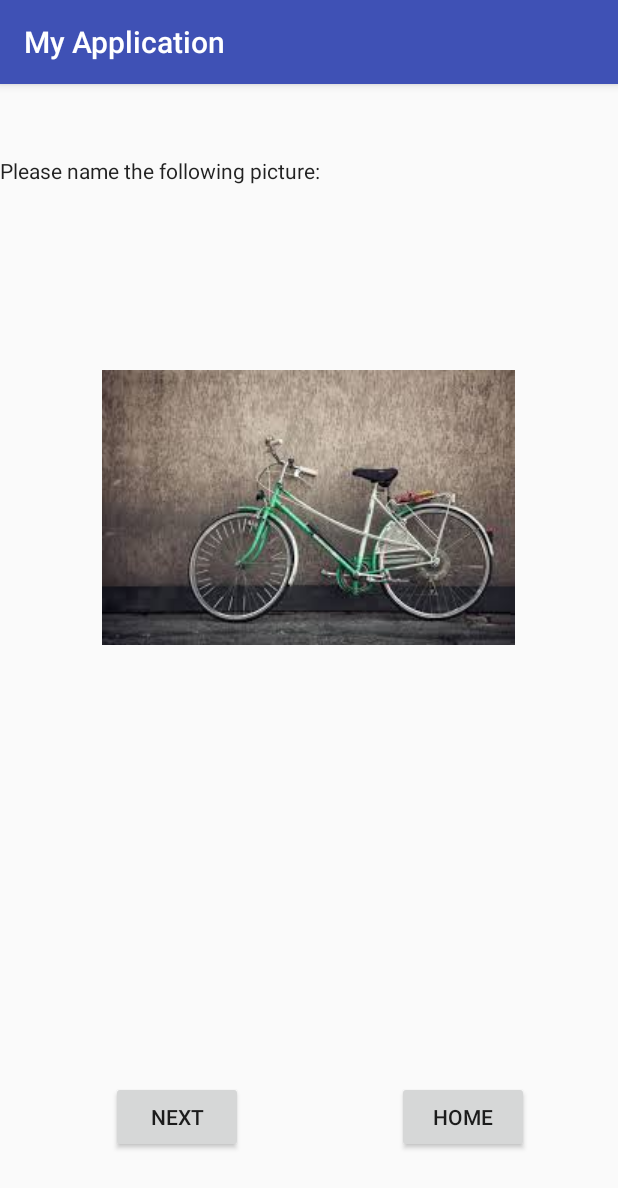
After one commit to yuchen126/Android_VoiceRecording, an Android app: the PictureNaming screen opened directly, with no data from a screen before it, on a phone screen of 412 x 824 dp. The commit adds this screen. Shown: the top 1188 px of the screen. Run offline under Robolectric (Android 15) with nearby library versions, the phone set to English and light mode, and no system bars.

Commit message:
Add picture naming functionality

```diff
--- a/app/src/main/AndroidManifest.xml
+++ b/app/src/main/AndroidManifest.xml
@@ -25,6 +25,10 @@
             android:name="com.example.ycc.myapplication.VoiceRecordingActivity"
             android:label="@string/app_name" >
         </activity>
+        <activity android:name="com.example.ycc.myapplication.PictureNaming"
+                    android:label="@string/app_name">
+        </activity>
+
 
     </application>
 </manifest>
--- /dev/null
+++ b/app/src/main/java/com/example/ycc/myapplication/PictureNaming.java
@@ -0,0 +1,149 @@
+package com.example.ycc.myapplication;
+
+import android.content.Intent;
+import android.media.MediaPlayer;
+import android.media.MediaRecorder;
+
+import android.net.Uri;
+import android.os.Environment;
+import android.support.v7.app.AppCompatActivity;
+
+import android.os.Bundle;
+import android.view.View;
+
+import android.widget.Button;
+import android.widget.ImageView;
+import android.widget.Toast;
+
+import java.io.File;
+import java.io.IOException;
+import java.util.ArrayList;
+import java.util.Date;
+
+import static android.Manifest.permission.RECORD_AUDIO;
+import static android.Manifest.permission.WRITE_EXTERNAL_STORAGE;
+
+import android.support.v4.app.ActivityCompat;
+import android.content.pm.PackageManager;
+import android.support.v4.content.ContextCompat;
+
+public class PictureNaming extends AppCompatActivity {
+    private Button btn_next;
+    private Button btn_home;
+    private ImageView img;
+
+    private String outputfile = null;
+    private MediaRecorder mediaRecorder;
+    private MediaPlayer mediaPlayer;
+    Date createdTime = new Date();
+    public static final int RequestPermissionCode = 1;
+    int index = 0;
+    ArrayList<Integer> myImageList = new ArrayList<>();
+
+    @Override
+    protected void onCreate(Bundle savedInstanceState) {
+        super.onCreate(savedInstanceState);
+        setContentView(R.layout.activity_picture_naming);
+
+        btn_next = (Button) findViewById(R.id.btn_next);
+        btn_home = (Button) findViewById(R.id.btn_home);
+        img = (ImageView) findViewById(R.id.imgView1);
+
+        myImageList.add(R.drawable.pic1);
+        myImageList.add(R.drawable.pic2);
+        myImageList.add(R.drawable.pic3);
+
+// later...
+        img.setImageResource(myImageList.get(index));
+
+        if (checkPermission()) {
+            File f = new File(Environment.getExternalStorageDirectory() + "/AudioRecorded/");
+            if (!f.isDirectory()) {
+                File audioDirct = new File(Environment.getExternalStorageDirectory() + "/AudioRecorded/");
+                audioDirct.mkdirs();
+            }
+            outputfile = Environment.getExternalStorageDirectory() + "/AudioRecorded/" + createdTime + "AudioRecording.mp3";
+
+            MediaRecorderReady();
+            try {
+                mediaRecorder.prepare();
+                mediaRecorder.start();
+            } catch (IllegalStateException e) {
+                e.printStackTrace();
+            } catch (IOException e) {
+                e.printStackTrace();
+            }
+            Toast.makeText(PictureNaming.this, "Start Recording", Toast.LENGTH_LONG).show();
+        } else {
+            requestPermission();
+        }
+        sendBroadcast(new Intent(Intent.ACTION_MEDIA_MOUNTED, Uri.parse("file://" + Environment.getExternalStorageDirectory() + "/AudioRecorded/")));
+
+        btn_home.setOnClickListener(new View.OnClickListener()
+            {
+                @Override
+                public void onClick (View view){
+                    mediaRecorder.stop();
+                    Toast.makeText(PictureNaming.this, "Recording Successfully", Toast.LENGTH_LONG).show();
+                    startActivity(new Intent(PictureNaming.this, MainActivity.class));
+            }
+        });
+
+        btn_next.setOnClickListener(new View.OnClickListener() {
+            @Override
+            public void onClick (View view){
+                if (index == myImageList.size() - 1) {
+                   btn_next.setEnabled(false);
+                    Toast.makeText(PictureNaming.this, "No more pictures, please return back to home page", Toast.LENGTH_LONG).show();
+                } else {
+                    index++;
+                }
+                img.setImageResource(myImageList.get(index));
+            }
+        });
+    }
+
+    public void MediaRecorderReady(){
+        mediaRecorder=new MediaRecorder();
+        mediaRecorder.setAudioSource(MediaRecorder.AudioSource.MIC);
+        mediaRecorder.setOutputFormat(MediaRecorder.OutputFormat.THREE_GPP);
+        mediaRecorder.setAudioEncoder(MediaRecorder.OutputFormat.AMR_NB);
+        mediaRecorder.setOutputFile(outputfile);
+    }
+
+    private void requestPermission() {
+        ActivityCompat.requestPermissions(PictureNaming.this, new
+                String[]{WRITE_EXTERNAL_STORAGE, RECORD_AUDIO}, RequestPermissionCode);
+    }
+
+    @Override
+    public void onRequestPermissionsResult(int requestCode,
+                                           String permissions[], int[] grantResults) {
+        switch (requestCode) {
+            case RequestPermissionCode:
+                if (grantResults.length> 0) {
+                    boolean StoragePermission = grantResults[0] ==
+                            PackageManager.PERMISSION_GRANTED;
+                    boolean RecordPermission = grantResults[1] ==
+                            PackageManager.PERMISSION_GRANTED;
+
+                    if (StoragePermission && RecordPermission) {
+                        Toast.makeText(PictureNaming.this, "Permission Granted",
+                                Toast.LENGTH_LONG).show();
+                    } else {
+                        Toast.makeText(PictureNaming.this,"Permission Denied",Toast.LENGTH_LONG).show();
+                    }
+                }
+                break;
+        }
+    }
+
+    public boolean checkPermission() {
+        int result = ContextCompat.checkSelfPermission(getApplicationContext(),
+                WRITE_EXTERNAL_STORAGE);
+        int result1 = ContextCompat.checkSelfPermission(getApplicationContext(),
+                RECORD_AUDIO);
+        return result == PackageManager.PERMISSION_GRANTED &&
+                result1 == PackageManager.PERMISSION_GRANTED;
+    }
+}
--- a/app/src/main/java/com/example/ycc/myapplication/VoiceRecordingActivity.java
+++ b/app/src/main/java/com/example/ycc/myapplication/VoiceRecordingActivity.java
@@ -77,7 +77,6 @@ public class VoiceRecordingActivity extends AppCompatActivity {
                     requestPermission();
                 }
                 sendBroadcast(new Intent(Intent.ACTION_MEDIA_MOUNTED, Uri.parse("file://" + Environment.getExternalStorageDirectory() + "/AudioRecorded/")));
-
             }
         });
 
--- /dev/null
+++ b/app/src/main/res/layout/activity_picture_naming.xml
@@ -0,0 +1,48 @@
+<?xml version="1.0" encoding="utf-8"?>
+<RelativeLayout xmlns:android="http://schemas.android.com/apk/res/android"
+    xmlns:app="http://schemas.android.com/apk/res-auto"
+    android:layout_width="match_parent" android:layout_height="match_parent">
+
+    <Button
+        android:id="@+id/btn_next"
+        android:layout_width="wrap_content"
+        android:layout_height="wrap_content"
+        android:layout_alignParentBottom="true"
+        android:layout_alignParentLeft="true"
+        android:layout_alignParentStart="true"
+        android:layout_marginBottom="55dp"
+        android:layout_marginLeft="74dp"
+        android:layout_marginStart="74dp"
+        android:text="Next" />
+
+    <Button
+        android:id="@+id/btn_home"
+        android:layout_width="wrap_content"
+        android:layout_height="wrap_content"
+        android:layout_alignBottom="@+id/btn_next"
+        android:layout_alignParentEnd="true"
+        android:layout_alignParentRight="true"
+        android:layout_marginEnd="59dp"
+        android:layout_marginRight="59dp"
+        android:text="Home" />
+
+    <ImageView
+        android:id="@+id/imgView1"
+        android:layout_width="wrap_content"
+        android:layout_height="wrap_content"
+        android:layout_marginTop="123dp"
+        android:adjustViewBounds="true"
+        android:cropToPadding="true"
+        app:srcCompat="@mipmap/ic_launcher"
+        android:layout_below="@+id/textView"
+        android:layout_centerHorizontal="true" />
+
+    <TextView
+        android:id="@+id/textView"
+        android:layout_width="wrap_content"
+        android:layout_height="wrap_content"
+        android:layout_alignParentTop="true"
+        android:layout_marginTop="48dp"
+        android:text="Please name the following picture:"
+        android:textAppearance="@style/TextAppearance.AppCompat" />
+</RelativeLayout>
```
Also changed, not shown: app/src/main/java/com/example/ycc/myapplication/MainActivity.java (+9 -0 lines), app/src/main/res/layout/activity_main.xml (+12 -0 lines), app/src/main/res/drawable/pic1.jpg (added), app/src/main/res/drawable/pic2.jpg (added), app/src/main/res/drawable/pic3.jpg (added). Lines whose indentation alone changed are shown as unchanged.
